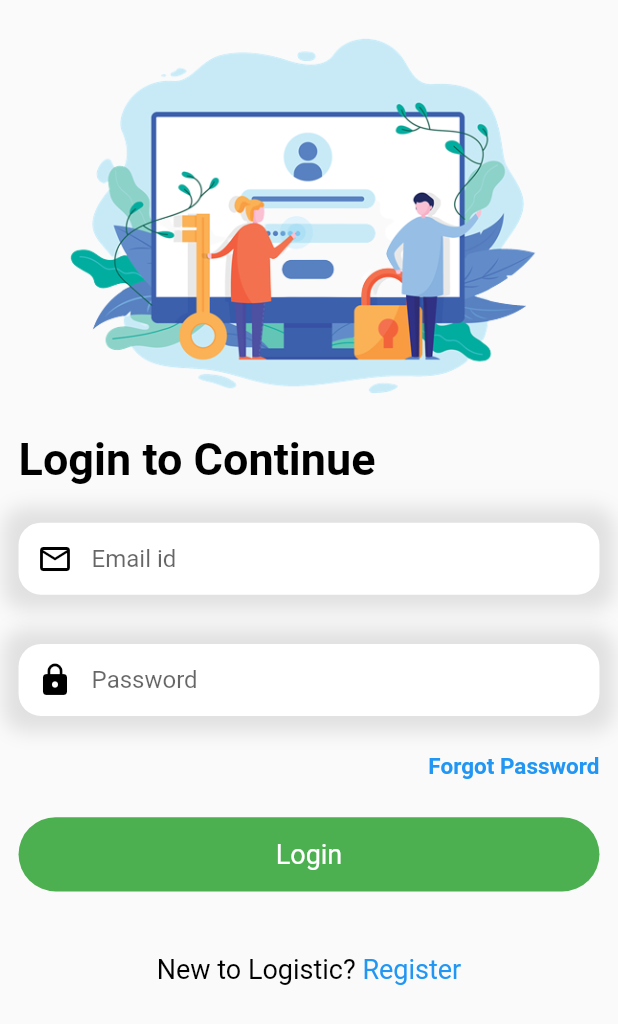
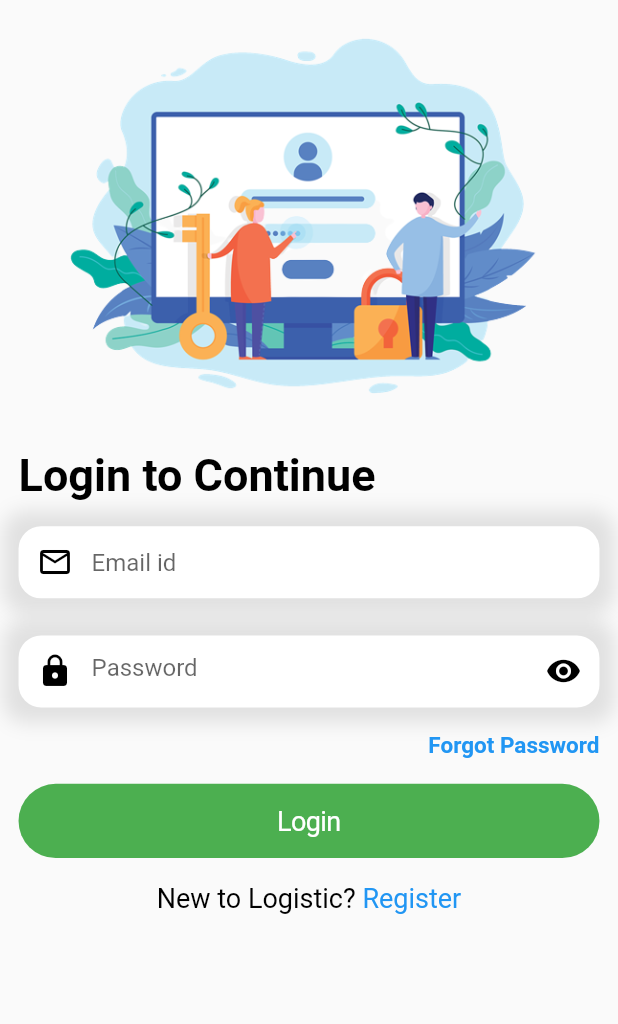
Before and after one commit to dada78778/ecom, a Flutter app: the screen it shows after launch, on a phone screen of 412 x 824 dp. Shown: the top 1024 px of the screen. Run offline on Flutter 3.47's test engine with Material 2 defaults, Android fonts, the phone set to English and light mode, and no system bars; our stand-ins replace carousel_slider, image_picker, pinput.

Commit message:
responsive_check_and _add_some_functio_point_added

```diff
--- a/lib/screens/login.dart
+++ b/lib/screens/login.dart
@@ -1,29 +1,42 @@
-import 'package:ecomapp/screens/dashboard.page.dart';
+import 'package:ecomapp/screens/home.page.dart';
 import 'package:ecomapp/screens/register.page.dart';
+import 'package:flutter/cupertino.dart';
 import 'package:flutter/material.dart';
 
-class Login extends StatelessWidget {
+class Login extends StatefulWidget {
   const Login({super.key});
 
+  @override
+  State<Login> createState() => _LoginState();
+}
+
+class _LoginState extends State<Login> {
+
+  TextEditingController emailidTextEditingController= TextEditingController();
+  TextEditingController passwordTextEditingController= TextEditingController();
+  bool _showhide=true;
+  final _myformKey = GlobalKey<FormState>();
   @override
   Widget build(BuildContext context) {
     final width= MediaQuery.of(context).size.width;
     final height= MediaQuery.of(context).size.height;
     return Scaffold(
-      body: SingleChildScrollView(
+      body: Form(
+        key: _myformKey,
+        child: SingleChildScrollView(
           physics: const BouncingScrollPhysics(),
           padding: EdgeInsets.symmetric(vertical: MediaQuery.of(context).padding.top + 10,horizontal: width * .03),
           child: Column(
             children: [
               Image.asset("assets/images/loginbanner.png",fit: BoxFit.cover,),
-            SizedBox(height: height * .02),
+              SizedBox(height: height * .033),
               Container(
                 alignment: Alignment.centerLeft,
                 child: const Text("Login to Continue",style: TextStyle(
                   color: Colors.black,fontSize: 30,fontWeight: FontWeight.bold,
                 ),),
               ),
-            SizedBox(height: height * .03),
+              SizedBox(height: height * .02),
               Container(
                 decoration: BoxDecoration(
                   color: Colors.white,
@@ -42,16 +55,23 @@ class Login extends StatelessWidget {
                     const Icon(Icons.email_outlined,color: Colors.black),
                     SizedBox(width: width * .03),
                     Expanded(child: TextFormField(
+                      controller: emailidTextEditingController,
                       keyboardType: TextInputType.emailAddress,
                       decoration: const InputDecoration(
                           border: InputBorder.none,
                           hintText: "Email id"
                       ),
+                      validator: (String? msg) {
+                        if (msg == null || msg.isEmpty) {
+                          return 'Fill Email id';
+                        }
+                        return null;
+                      },
                     )),
                   ],
                 )
               ),
-            SizedBox(height: height * .04),
+              SizedBox(height: height * .03),
               Container(
                   decoration: BoxDecoration(
                       color: Colors.white,
@@ -70,28 +90,50 @@ class Login extends StatelessWidget {
                       const Icon(Icons.lock,color: Colors.black),
                       SizedBox(width: width * .03),
                       Expanded(child: TextFormField(
+                        validator: (msg){
+                          if(msg==null || msg.isEmpty){
+                            return 'fill password';
+                          }
+                          return null;
+                        },
+                        controller: passwordTextEditingController,
+                        obscureText: _showhide,
                         keyboardType: TextInputType.phone,
-                      decoration: const InputDecoration(
+                        decoration: InputDecoration(
                             border: InputBorder.none,
-                          hintText: "Password"
+                            hintText: "Password",
+                          suffixIcon: IconButton(
+                              onPressed: (){
+                                setState(() {
+                                  _showhide=!_showhide;
+                                });
+                              },
+                              icon: Icon(
+                                _showhide?
+                                Icons.visibility:Icons.visibility_off,color: Colors.black,))
                         ),
                       )),
                     ],
                   )
               ),
-            SizedBox(height: height * .03,),
+              SizedBox(height: height * .02,),
               Container(
                 alignment: Alignment.centerRight,
                 child: const Text("Forgot Password",style: TextStyle(
                   color: Colors.blue,fontWeight: FontWeight.bold,fontSize: 15.0,
                 ),),
               ),
-            SizedBox(height: height * .03,),
-            InkWell(
-              onTap: (){
+              SizedBox(height: height * .02,),
+              CupertinoButton(
+                padding: EdgeInsets.zero,
+                onPressed:(){
+                  if(_myformKey.currentState!.validate()){
+                    ScaffoldMessenger.of(context).showSnackBar(
+                      SnackBar(backgroundColor: Colors.green,content: Text("Success Login...")),
+                    );
                    Navigator.of(context).push(
-                  MaterialPageRoute(builder: (c)=>const DashboardPage()),
-                );
+                     MaterialPageRoute(builder: (c)=>const DashboardPage()));
+                  }
                 },
                 child: Container(
                   alignment: Alignment.center,
@@ -106,7 +148,7 @@ class Login extends StatelessWidget {
                   ),),
                 ),
               ),
-            SizedBox(height: height * .05,),
+              SizedBox(height: height * .02,),
               InkWell(
                 onTap: (){
                   Navigator.of(context).push(
@@ -124,6 +166,7 @@ class Login extends StatelessWidget {
 
             ],
           ),
+        ),
       )
     );
   }
--- a/lib/screens/order.success.dart
+++ b/lib/screens/order.success.dart
@@ -1,4 +1,4 @@
-import 'package:ecomapp/screens/dashboard.page.dart';
+import 'package:ecomapp/screens/home.page.dart';
 import 'package:flutter/material.dart';
 
 class OrderSuccessPage extends StatelessWidget {
--- a/lib/screens/register.page.dart
+++ b/lib/screens/register.page.dart
@@ -38,7 +38,7 @@ class _RegisterPageState extends State<RegisterPage> {
           children: [
             SizedBox(
               width: width,
-              child: Image.asset("assets/images/signup.png"),
+              child: Image.asset("assets/images/signup.png",scale: 1,),
             ),
             Container(
               alignment: Alignment.centerLeft,
@@ -46,7 +46,7 @@ class _RegisterPageState extends State<RegisterPage> {
                 color: Colors.black,fontSize: 20.0,fontWeight: FontWeight.bold,
               ),),
             ),
-            SizedBox(height: height * .03),
+            SizedBox(height: height * .02),
             Container(
                 decoration: BoxDecoration(
                     color: Colors.white,
--- a/pubspec.yaml
+++ b/pubspec.yaml
@@ -39,6 +39,7 @@ dependencies:
   getwidget: ^2.0.4
   badges: ^3.1.1
   carousel_slider: ^4.2.1
+  image_picker: ^1.0.1
 
 dev_dependencies:
   flutter_test:
```
Also changed, not shown: lib/screens/cart.page.dart (+4 -4 lines), lib/screens/home.page.dart (renamed from lib/screens/dashboard.page.dart, +21 -2 lines), pubspec.lock, 2 other files. Lines whose indentation alone changed are shown as unchanged.
